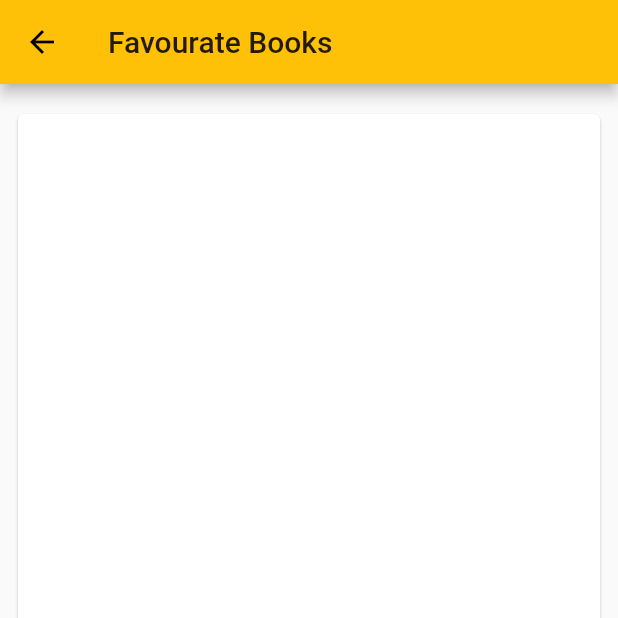
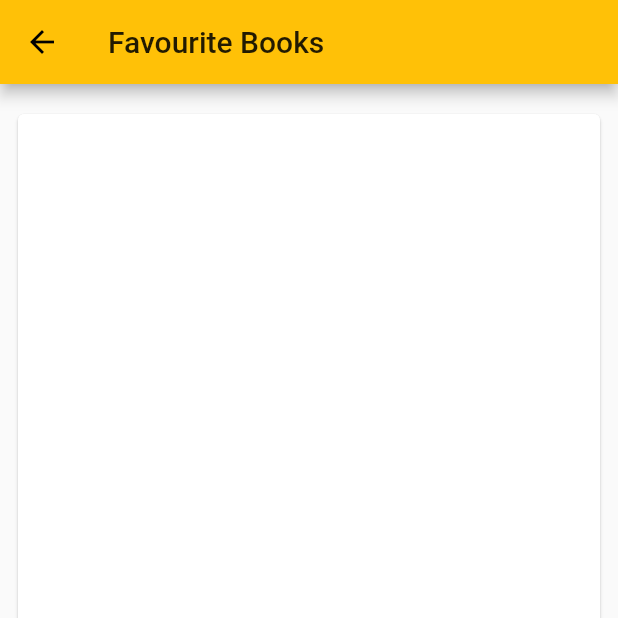
Before and after one commit to gdgbaroda/books2go, a Flutter app: the FavBooksWidget screen opened by its route, on a phone screen of 412 x 824 dp, the top half of it. Run offline on Flutter 3.47's test engine with Material 2 defaults, Android fonts, the phone set to English and light mode, and no system bars; our stand-ins replace camera, firebase_auth, firebase_database, google_sign_in, rxdart; missing offline and left inert: firebase_ml_vision; accounts and stored records are empty.

Commit message:
update reverse favourite list,bouncing scroll,spell check

```diff
--- a/app/lib/favourate_books.dart
+++ b/app/lib/favourite_books.dart
@@ -19,7 +19,7 @@ class _FavBooksWidgetState extends State<FavBooksWidget> {
     FirebaseAuth.instance.currentUser().then((user) {
       uId= user.uid;
       final mainReference = FirebaseDatabase.instance.reference().child(
-          'favourates').child(uId);
+          'favourites').child(uId);
       mainReference.onChildAdded.listen(_onEntryAdded);
     });
 
@@ -61,7 +61,7 @@ class _FavBooksWidgetState extends State<FavBooksWidget> {
             padding: EdgeInsets.all(0.0),
             alignment: Alignment.centerRight,
             icon: new Icon(Icons.favorite),
-            tooltip: 'favourate the books', onPressed: () {},
+            tooltip: 'favourite the books', onPressed: () {},
           ),
 
           book.rating != null
@@ -115,7 +115,7 @@ class _FavBooksWidgetState extends State<FavBooksWidget> {
 
     return Scaffold(
       appBar: AppBar(
-        title: Text('Favourate Books'),
+        title: Text('Favourite Books'),
       ),
       body: new Container(
       padding:
@@ -130,6 +130,8 @@ class _FavBooksWidgetState extends State<FavBooksWidget> {
       padding: EdgeInsets.all(16.0),
       )
           : new ListView.builder(
+        reverse: true,
+      physics: BouncingScrollPhysics(),
       padding: new EdgeInsets.all(8.0),
     itemCount: _items.length,
     itemBuilder: (BuildContext context, int index) {
--- a/app/lib/main.dart
+++ b/app/lib/main.dart
@@ -1,4 +1,4 @@
-import 'package:books2go/favourate_books.dart';
+import 'package:books2go/favourite_books.dart';
 import 'package:books2go/search_books.dart';
 import 'package:flutter/material.dart';
 import 'package:firebase_auth/firebase_auth.dart';
@@ -50,7 +50,7 @@ class _AppState extends State<App> {
           routes: <String, WidgetBuilder>{
             '/camera': (BuildContext context) => CameraWidget(),
             '/search_books': (context) => SearchBooksWidget(),
-            '/favourate_books': (context) => FavBooksWidget()
+            '/favourite_books': (context) => FavBooksWidget()
           }),
     );
   }
--- a/app/lib/nav_drawer.dart
+++ b/app/lib/nav_drawer.dart
@@ -20,7 +20,7 @@ class _NavDrawerState extends State<NavDrawer> {
     Navigator.of(context).pushNamed('/search_books');
   }
   void _favbbook(){
-    Navigator.of(context).pushNamed('/favourate_books');
+    Navigator.of(context).pushNamed('/favourite_books');
   }
   void _logout() {
     _popToRoot();
--- a/app/lib/search_books.dart
+++ b/app/lib/search_books.dart
@@ -1,11 +1,9 @@
-import 'dart:async';
+import 'dart:convert';
 
-import 'package:books2go/auth.dart';
+import 'package:firebase_auth/firebase_auth.dart';
+import 'package:firebase_database/firebase_database.dart';
 import 'package:flutter/material.dart';
 import 'package:http/http.dart' as http;
-import 'package:firebase_auth/firebase_auth.dart';
-import 'dart:convert';
-import 'package:firebase_database/firebase_database.dart';
 import 'package:rxdart/rxdart.dart';
 
 class SearchBooksWidget extends StatefulWidget {
@@ -16,6 +14,7 @@ class SearchBooksWidget extends StatefulWidget {
 class _SearchBooksWidgetState extends State<SearchBooksWidget> {
   List<Book> _items = new List();
   String uId;
+//  IconData favBorder = Icons.favorite_border;
 
   final subject = new PublishSubject<String>();
 
@@ -79,7 +78,7 @@ class _SearchBooksWidgetState extends State<SearchBooksWidget> {
         .listen(_textChanged);
 
     FirebaseAuth.instance.currentUser().then((user) {
-      uId= user.uid;
+      uId = user.uid;
     });
   }
 
@@ -97,7 +96,7 @@ class _SearchBooksWidgetState extends State<SearchBooksWidget> {
           decoration: new InputDecoration(
             border: InputBorder.none,
             contentPadding: EdgeInsets.all(16.0),
-            hintText: 'Sherlock Holmes, Dan Brown, Life of Pi...',
+            hintText: 'Search Books',
           ),
           onChanged: (string) => (subject.add(string)),
         ))
@@ -154,8 +153,14 @@ class _SearchBooksWidgetState extends State<SearchBooksWidget> {
           padding: EdgeInsets.all(0.0),
           alignment: Alignment.centerRight,
           icon: new Icon(Icons.favorite_border),
-          tooltip: 'favourate the books',
-          onPressed: () { setState(() { _favourate(book);icon: new Icon(Icons.favorite_border);}); },//todo change icon here onclick event
+          tooltip: 'favourite the books',
+          onPressed: () {
+            setState(() {
+              _favourite(book);
+//              new Icon(Icons.favorite);
+
+            });
+          },
         ),
 //        Spacer(),
         book.rating != null
@@ -217,10 +222,10 @@ class _SearchBooksWidgetState extends State<SearchBooksWidget> {
     );
   }
 
-
-  void _favourate(Book book) {
-    final _favourateBook = FirebaseDatabase.instance.reference().child('favourates').child(uId);
-    _favourateBook.push().set(book.toJson());
+  void _favourite(Book book) {
+    final _favouriteBook =
+        FirebaseDatabase.instance.reference().child('favourites').child(uId);
+    _favouriteBook.push().set(book.toJson());
   }
 }
 
@@ -252,8 +257,8 @@ class Book {
       try {
         this.thumbnail = (volumeInfo['imageLinks']['smallThumbnail']);
       } catch (e) {
-          this.thumbnail = 'https://placehold.it/100x100?text=No+Image';
-          print('While setting thumbnail : ' + e.toString());
+        this.thumbnail = 'https://placehold.it/100x100?text=No+Image';
+        print('While setting thumbnail : ' + e.toString());
       }
 
       if (volumeInfo['publishedDate'] is String) {
@@ -264,15 +269,16 @@ class Book {
       print(e);
     }
   }
+
   toJson() {
     return {
       "title": title,
-      "thumbnail":thumbnail,
+      "thumbnail": thumbnail,
       "pages": pages,
-      "rating":rating,
-      "publisher":publisher,
-      "authors":authors,
-      "publishedAt":publishedAt
+      "rating": rating,
+      "publisher": publisher,
+      "authors": authors,
+      "publishedAt": publishedAt
     };
   }
 }
```
